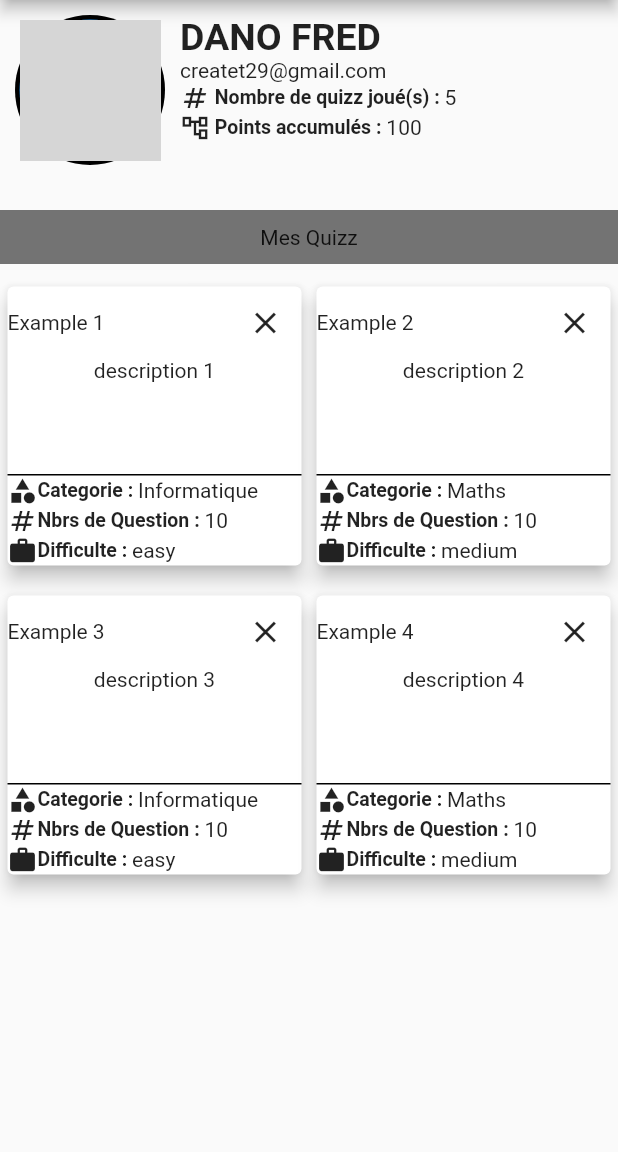
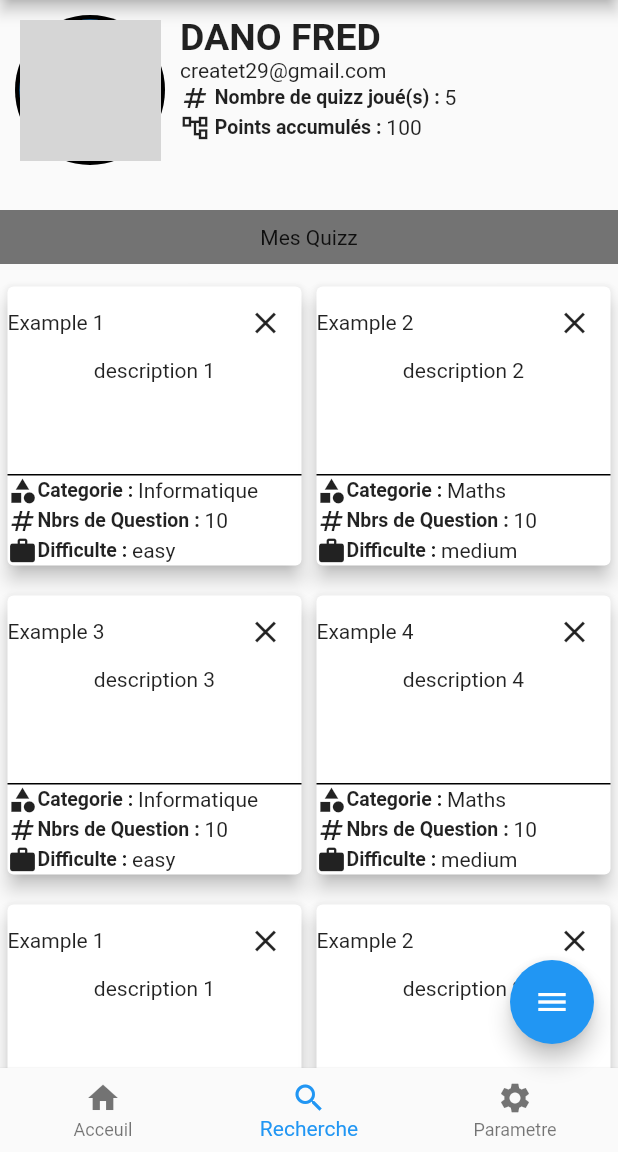
Before and after one commit to danofred00/TopQuizzApp, a Flutter app: the screen it shows after launch, on a phone screen of 412 x 824 dp, the part 84-1236 px from its top. Run offline on Flutter 3.47's test engine with Material 2 defaults, Android fonts, the phone set to English and light mode, and no system bars; grey boxes are pictures that could not be loaded.

Commit message:
Adding DrawerMenu (2) and Create the bottomNavigationBar

```diff
--- a/lib/screens/ui/home/home_components.dart
+++ b/lib/screens/ui/home/home_components.dart
@@ -6,7 +6,7 @@ class QuizzStatsPreviewer extends StatelessWidget {
   final String username;
   final String email;
   const QuizzStatsPreviewer(
-      {this.imagePath = '', required this.username, required this.email});
+      {this.imagePath = '', required this.username, required this.email, super.key});
 
   @override
   Widget build(BuildContext context) {
@@ -50,11 +50,11 @@ class QuizzStatsPreviewer extends StatelessWidget {
                 style: TextStyle(fontSize: 25, fontWeight: FontWeight.bold),
               ),
               Text(email),
-              _itemColumn3(
+              quizzItemColumn3(
                   cText: " Nombre de quizz joué(s) : ",
                   bText: "5",
                   iconData: Icons.numbers),
-              _itemColumn3(
+              quizzItemColumn3(
                   cText: " Points accumulés : ",
                   bText: "100",
                   iconData: Icons.account_tree_outlined),
@@ -124,17 +124,17 @@ class QuizzPreviewerBox extends StatelessWidget {
               child: Column(
                 crossAxisAlignment: CrossAxisAlignment.start,
                 children: [
-                  _itemColumn3(
+                  quizzItemColumn3(
                     iconData: Icons.category,
                     cText: "Categorie : ",
                     bText: category,
                   ),
-                  _itemColumn3(
+                  quizzItemColumn3(
                     iconData: Icons.numbers,
                     cText: "Nbrs de Question : ",
                     bText: questionCount.toString(),
                   ),
-                  _itemColumn3(
+                  quizzItemColumn3(
                       iconData: Icons.work,
                       cText: "Difficulte : ",
                       bText: difficulty),
@@ -147,25 +147,3 @@ class QuizzPreviewerBox extends StatelessWidget {
     );
   }
 }
-
-Widget _itemColumn3({
-  required IconData iconData,
-  double iconSize = 20,
-  required String cText,
-  required String bText,
-  double txtfontSize = 13,
-}) {
-  return Row(
-    children: [
-      Icon(iconData, size: iconSize),
-      Text(
-        cText,
-        style: TextStyle(
-          fontWeight: FontWeight.bold,
-          fontSize: txtfontSize,
-        ),
-      ),
-      Text(bText)
-    ],
-  );
-}
--- a/lib/screens/ui/home/home_screen.dart
+++ b/lib/screens/ui/home/home_screen.dart
@@ -3,6 +3,34 @@ import 'package:flutter/material.dart';
 import 'home_components.dart';
 
 List<Map<String, dynamic>> _UserQuizzList = [
+  {
+    'title': "Example 1",
+    'description': "description 1",
+    'question_count':10,
+    'difficulty':'easy',
+    'category': 'Informatique'
+  },
+  {
+    'title': "Example 2",
+    'description': "description 2",
+    'question_count':10,
+    'difficulty':'medium',
+    'category': 'Maths'
+  },
+  {
+    'title': "Example 3",
+    'description': "description 3",
+    'question_count':10,
+    'difficulty':'easy',
+    'category': 'Informatique'
+  },
+  {
+    'title': "Example 4",
+    'description': "description 4",
+    'question_count':10,
+    'difficulty':'medium',
+    'category': 'Maths'
+  },
   {
     'title': "Example 1",
     'description': "description 1",
@@ -51,8 +79,8 @@ class _UiHomePageState extends State<UiHomePage> {
 
         // container pour les stats
         Container(
-          margin: EdgeInsets.only(bottom: 20),
-          padding: EdgeInsets.symmetric(vertical: 10),
+          margin: const EdgeInsets.only(bottom: 20),
+          padding: const EdgeInsets.symmetric(vertical: 10),
           child: QuizzStatsPreviewer(
             username: username,
             email: email,
--- a/lib/screens/ui/ui.dart
+++ b/lib/screens/ui/ui.dart
@@ -1,23 +1,44 @@
-
 import 'package:flutter/material.dart';
 import 'ui_components.dart';
 import 'home/home_screen.dart';
 
-class UiScreen extends StatelessWidget {
+class UiScreen extends StatefulWidget {
   const UiScreen({super.key});
+
+  @override
+  State<UiScreen> createState() => _UiScreenState();
+}
+
+class _UiScreenState extends State<UiScreen> {
+  int currentIndex = 1;
+
+  void floatingAction() {
+    debugPrint("FloatingActionButton::clicked()");
+  }
+
+  void onTapItem(int index) {
+    debugPrint("onTapItem::activate() " + index.toString());
+    setState(() {
+      currentIndex = index;
+    });
+  }
 
   @override
   Widget build(BuildContext context) {
     return Scaffold(
-
       drawer: quizzDrawerMenu(context, 0.0),
-
       appBar: myAppBar(
         'TopQuizz',
-        onPressedMenu: (){},
-        onPressedSearch: (){},
+        onPressedMenu: () {},
+        onPressedSearch: () {},
       ),
       body: const UiHomePage(),
+      bottomNavigationBar: quizzBottomNavigationBar(
+          onTap: onTapItem, currentIndex: currentIndex),
+      floatingActionButton: FloatingActionButton(
+          tooltip: "Quizz Settings",
+          onPressed: floatingAction,
+          child: const Icon(Icons.menu)),
     );
   }
 }
--- a/lib/screens/ui/ui_components.dart
+++ b/lib/screens/ui/ui_components.dart
@@ -60,7 +60,21 @@ Widget quizzDrawerMenu(BuildContext context, double padding,
             )),
 
         // additionals boxes
-
+        SingleChildScrollView(
+            child: Column(
+          mainAxisAlignment: MainAxisAlignment.spaceEvenly,
+          children: <Widget>[
+            quizzItemColumn3(iconData: Icons.home, cText: "Acceuil", bText: ""),
+            quizzItemColumn3(
+                iconData: Icons.search, cText: "Rechercher", bText: ""),
+            quizzItemColumn3(
+                iconData: Icons.settings, cText: "Parametre", bText: ""),
+            quizzItemColumn3(
+                iconData: Icons.share, cText: "Partagez", bText: ""),
+            quizzItemColumn3(
+                iconData: Icons.star, cText: "Nous Soutenir", bText: ""),
+          ],
+        ))
       ],
     ),
   );
@@ -73,15 +87,13 @@ Widget quizzDrawerHeader({
   required Widget topText,
   required Widget bottomText,
   Color bgColor = Colors.blue,
-  }){
-
+}) {
   return Container(
     decoration: BoxDecoration(
         color: bgColor,
         borderRadius: const BorderRadius.only(
             bottomLeft: Radius.circular(150),
-        bottomRight: Radius.circular(150))
-    ),
+            bottomRight: Radius.circular(150))),
     child: Column(
       children: <Widget>[
         DrawerHeader(
@@ -95,17 +107,13 @@ Widget quizzDrawerHeader({
         Container(
           height: 150,
           child: Column(
-                  children: <Widget>[
-                    topText,
-                    bottomText
-                  ],
+            children: <Widget>[topText, bottomText],
           ),
         ),
       ],
     ),
   );
 }
-
 
 /////////////////////////////////////////////
 // My Custom Circle Avatar
@@ -149,3 +157,40 @@ Widget quizzCircleAvatar({
     ),
   );
 }
+
+/////////////////
+Widget quizzItemColumn3({
+  required IconData iconData,
+  double iconSize = 20,
+  required String cText,
+  required String bText,
+  double txtfontSize = 13,
+}) {
+  return Row(
+    children: [
+      Icon(iconData, size: iconSize),
+      Text(
+        cText,
+        style: TextStyle(
+          fontWeight: FontWeight.bold,
+          fontSize: txtfontSize,
+        ),
+      ),
+      Text(bText)
+    ],
+  );
+}
+
+////////////////////////
+Widget quizzBottomNavigationBar({int currentIndex = 0, Function(int)? onTap}) {
+  return BottomNavigationBar(
+    currentIndex: currentIndex,
+    onTap: onTap,
+    elevation: 1.5,
+    items: <BottomNavigationBarItem>[
+      BottomNavigationBarItem(icon: Icon(Icons.home), label: "Acceuil"),
+      BottomNavigationBarItem(icon: Icon(Icons.search), label: "Recherche"),
+      BottomNavigationBarItem(icon: Icon(Icons.settings), label: "Parametre")
+    ],
+  );
+}
```
Lines whose indentation alone changed are shown as unchanged.
